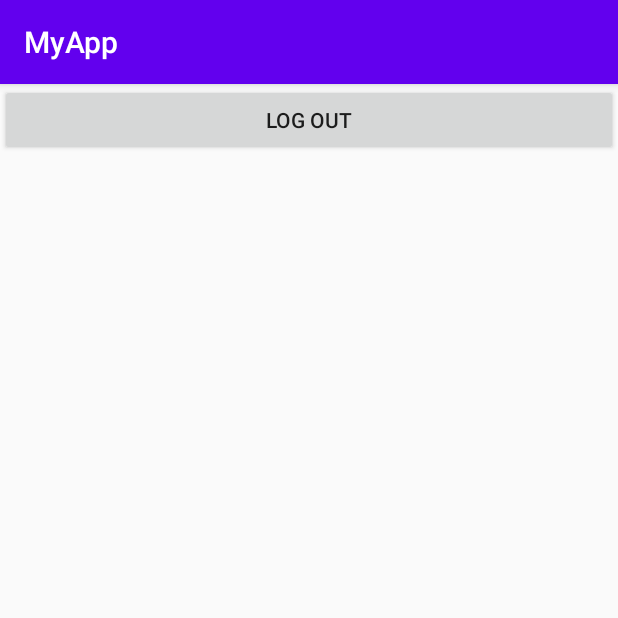
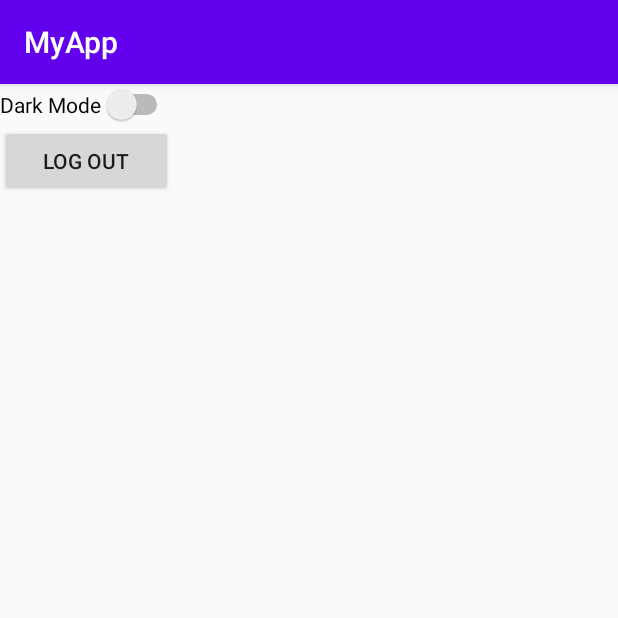
Before and after one commit to jprost98/MyApp, an Android app: the fragment SettingsFragment shown on its own in the app's theme, on a phone screen of 412 x 824 dp, the top half of it. Run offline under Robolectric (Android 15) with nearby library versions, the phone set to English and light mode, and no system bars; our stand-ins replace Firebase (no records; nobody signed in at launch, a user with empty details on screens opened directly).

Commit message:
4 Updates:
Deleted original settings menu since it is incorporated now.
Made it to where the FAB is only visible on the pages it needs to be.
Added shared preferences.
Added a Dark Mode theme switch.

```diff
--- a/app/src/main/AndroidManifest.xml
+++ b/app/src/main/AndroidManifest.xml
@@ -18,10 +18,6 @@
             android:exported="false"
             android:label="Registration"/>
         <activity
-            android:name=".SettingsActivity"
-            android:exported="false"
-            android:label="Settings" />
-        <activity
             android:name=".MainActivity"
             android:exported="false"
             android:label="Main Activity"
--- a/app/src/main/java/com/example/myapp/RegistrationActivity.java
+++ b/app/src/main/java/com/example/myapp/RegistrationActivity.java
@@ -6,13 +6,13 @@ import androidx.appcompat.app.AppCompatActivity;
 
 import android.content.Intent;
 import android.os.Bundle;
-import android.telephony.PhoneNumberUtils;
 import android.util.Log;
 import android.view.MenuItem;
 import android.widget.Button;
 import android.widget.EditText;
 import android.widget.Toast;
 
+import com.example.myapp.data.UserInfo;
 import com.google.android.gms.tasks.OnCompleteListener;
 import com.google.android.gms.tasks.Task;
 import com.google.firebase.auth.AuthResult;
--- a/app/src/main/java/com/example/myapp/UserInfo.java
+++ b/app/src/main/java/com/example/myapp/data/UserInfo.java
@@ -1,4 +1,4 @@
-package com.example.myapp;
+package com.example.myapp.data;
 
 public class UserInfo {
 
--- a/app/src/main/java/com/example/myapp/ui/settings/SettingsFragment.java
+++ b/app/src/main/java/com/example/myapp/ui/settings/SettingsFragment.java
@@ -1,15 +1,22 @@
 package com.example.myapp.ui.settings;
 
+import android.annotation.SuppressLint;
+import android.content.Context;
 import android.content.Intent;
+import android.content.SharedPreferences;
 import android.os.Bundle;
+import android.util.Log;
 import android.view.LayoutInflater;
 import android.view.View;
 import android.view.ViewGroup;
 import android.widget.Button;
+import android.widget.Switch;
 
 import androidx.annotation.NonNull;
+import androidx.appcompat.app.AppCompatDelegate;
 import androidx.fragment.app.Fragment;
 import androidx.lifecycle.ViewModelProvider;
+import androidx.preference.PreferenceManager;
 
 import com.example.myapp.LoginActivity;
 import com.example.myapp.R;
@@ -17,16 +24,24 @@ import com.example.myapp.databinding.FragmentSettingsBinding;
 import com.google.firebase.auth.FirebaseAuth;
 import com.google.firebase.auth.FirebaseUser;
 
+import java.util.Objects;
+
 public class SettingsFragment extends Fragment {
 
     private FragmentSettingsBinding binding;
     private FirebaseAuth mAuth;
     private FirebaseUser mUser;
+    private String theme;
+    private int savedPref;
 
     public View onCreateView(@NonNull LayoutInflater inflater,
                              ViewGroup container, Bundle savedInstanceState) {
         SettingsViewModel settingsViewModel =
                 new ViewModelProvider(this).get(SettingsViewModel.class);
+
+        SharedPreferences sharedPref = getActivity().getPreferences(Context.MODE_PRIVATE);
+        SharedPreferences.Editor editor = sharedPref.edit();
+        savedPref = sharedPref.getInt(getString(R.string.saved_value), 0);
 
         binding = FragmentSettingsBinding.inflate(inflater, container, false);
         View root = binding.getRoot();
@@ -38,6 +53,37 @@ public class SettingsFragment extends Fragment {
             FirebaseAuth.getInstance().signOut();
             startActivity(new Intent(getActivity(), LoginActivity.class));
             getActivity().finish();
+        });
+
+        @SuppressLint("UseSwitchCompatOrMaterialCode") Switch themeSwitch = root.findViewById(R.id.theme_switch);
+        if (savedPref == 0) {
+            themeSwitch.setChecked(false);
+            Log.d("Theme", "Light Theme");
+        } else if (savedPref == 1) {
+            themeSwitch.setChecked(true);
+            Log.d("Theme", "Dark Theme");
+        }
+        if (themeSwitch.isChecked()) {
+            editor.putInt(getString(R.string.saved_value), 1);
+            editor.apply();
+            Log.d("Switch", "On");
+        } else {
+            editor.putInt(getString(R.string.saved_value), 0);
+            editor.apply();
+            Log.d("Switch", "Off");
+        }
+        themeSwitch.setOnClickListener(view -> {
+            if (themeSwitch.isChecked()) {
+                AppCompatDelegate.setDefaultNightMode(AppCompatDelegate.MODE_NIGHT_YES);
+                editor.putInt(getString(R.string.saved_value), 1);
+                editor.apply();
+                Log.d("Switch", "On");
+            } else {
+                AppCompatDelegate.setDefaultNightMode(AppCompatDelegate.MODE_NIGHT_NO);
+                editor.putInt(getString(R.string.saved_value), 0);
+                editor.apply();
+                Log.d("Switch", "Off");
+            }
         });
 
         return root;
--- a/app/src/main/java/com/example/myapp/ui/settings/SettingsViewModel.java
+++ b/app/src/main/java/com/example/myapp/ui/settings/SettingsViewModel.java
@@ -3,6 +3,8 @@ package com.example.myapp.ui.settings;
 import androidx.lifecycle.LiveData;
 import androidx.lifecycle.MutableLiveData;
 import androidx.lifecycle.ViewModel;
+
+import com.google.android.material.floatingactionbutton.FloatingActionButton;
 
 public class SettingsViewModel extends ViewModel {
 
--- a/app/src/main/res/layout/app_bar_main.xml
+++ b/app/src/main/res/layout/app_bar_main.xml
@@ -29,6 +29,6 @@
         android:layout_gravity="bottom|end"
         android:layout_marginEnd="@dimen/fab_margin"
         android:layout_marginBottom="16dp"
-        app:srcCompat="@android:drawable/ic_dialog_email" />
+        app:srcCompat="@drawable/ic_add_symbol_lt" />
 
 </androidx.coordinatorlayout.widget.CoordinatorLayout>
--- a/app/src/main/res/layout/fragment_settings.xml
+++ b/app/src/main/res/layout/fragment_settings.xml
@@ -2,10 +2,16 @@
 <LinearLayout xmlns:android="http://schemas.android.com/apk/res/android"
     xmlns:app="http://schemas.android.com/apk/res-auto"
     xmlns:tools="http://schemas.android.com/tools"
-    android:layout_width="match_parent"
+    android:layout_width="wrap_content"
     android:layout_height="match_parent"
     android:orientation="vertical"
-    tools:context=".ui.settings.SettingsFragment" >
+    tools:context=".ui.settings.SettingsFragment">
+
+    <Switch
+        android:id="@+id/theme_switch"
+        android:layout_width="match_parent"
+        android:layout_height="wrap_content"
+        android:text="Dark Mode" />
 
     <Button
         android:id="@+id/settings_logout_btn2"
--- a/app/src/main/res/layout/fragment_vehicles.xml
+++ b/app/src/main/res/layout/fragment_vehicles.xml
@@ -4,6 +4,7 @@
     xmlns:tools="http://schemas.android.com/tools"
     android:layout_width="match_parent"
     android:layout_height="match_parent"
+    android:tag="vehicles"
     tools:context=".ui.vehicles.VehiclesFragment">
 
     <TextView
--- a/app/src/main/res/layout/nav_header_main.xml
+++ b/app/src/main/res/layout/nav_header_main.xml
@@ -24,7 +24,7 @@
         android:layout_width="match_parent"
         android:layout_height="wrap_content"
         android:paddingTop="@dimen/nav_header_vertical_spacing"
-        android:text="@string/nav_header_title"
+        android:text="@string/app_name"
         android:textAppearance="@style/TextAppearance.AppCompat.Body1" />
 
     <TextView
--- a/app/src/main/res/values-night/themes.xml
+++ b/app/src/main/res/values-night/themes.xml
@@ -1,6 +1,6 @@
 <resources xmlns:tools="http://schemas.android.com/tools">
     <!-- Base application theme. -->
-    <style name="Theme.MyApp" parent="Theme.AppCompat.Light.DarkActionBar">
+    <style name="Theme.MyApp" parent="Theme.AppCompat.DayNight.DarkActionBar">
         <!-- Primary brand color. -->
         <item name="colorPrimary">@color/purple_200</item>
         <item name="colorPrimaryDark">@color/purple_700</item>
--- a/app/src/main/res/values/strings.xml
+++ b/app/src/main/res/values/strings.xml
@@ -36,4 +36,5 @@
     <string name="attachment_summary_on">Automatically download attachments for incoming emails
     </string>
     <string name="attachment_summary_off">Only download attachments when manually requested</string>
+    <string name="saved_value">Saved Value</string>
 </resources>
--- a/app/src/main/res/values/themes.xml
+++ b/app/src/main/res/values/themes.xml
@@ -1,6 +1,6 @@
 <resources xmlns:tools="http://schemas.android.com/tools">
     <!-- Base application theme. -->
-    <style name="Theme.MyApp" parent="Theme.AppCompat.Light.DarkActionBar">
+    <style name="Theme.MyApp" parent="Theme.AppCompat.DayNight.DarkActionBar">
         <!-- Primary brand color. -->
         <item name="colorPrimary">@color/purple_500</item>
         <item name="colorPrimaryDark">@color/purple_700</item>
```
Also changed, not shown: app/src/main/java/com/example/myapp/MainActivity.java (+48 -19 lines), app/src/main/java/com/example/myapp/SettingsActivity.java (deleted, +0 -56 lines), app/src/main/res/drawable-anydpi/ic_add_symbol_lt.xml (added, +11 -0 lines), app/src/main/res/layout/settings_activity.xml (deleted, +0 -12 lines), app/src/main/res/drawable-hdpi/ic_add_symbol_lt.png (added), app/src/main/res/drawable-mdpi/ic_add_symbol_lt.png (added), app/src/main/res/drawable-xhdpi/ic_add_symbol_lt.png (added), app/src/main/res/drawable-xxhdpi/ic_add_symbol_lt.png (added).
